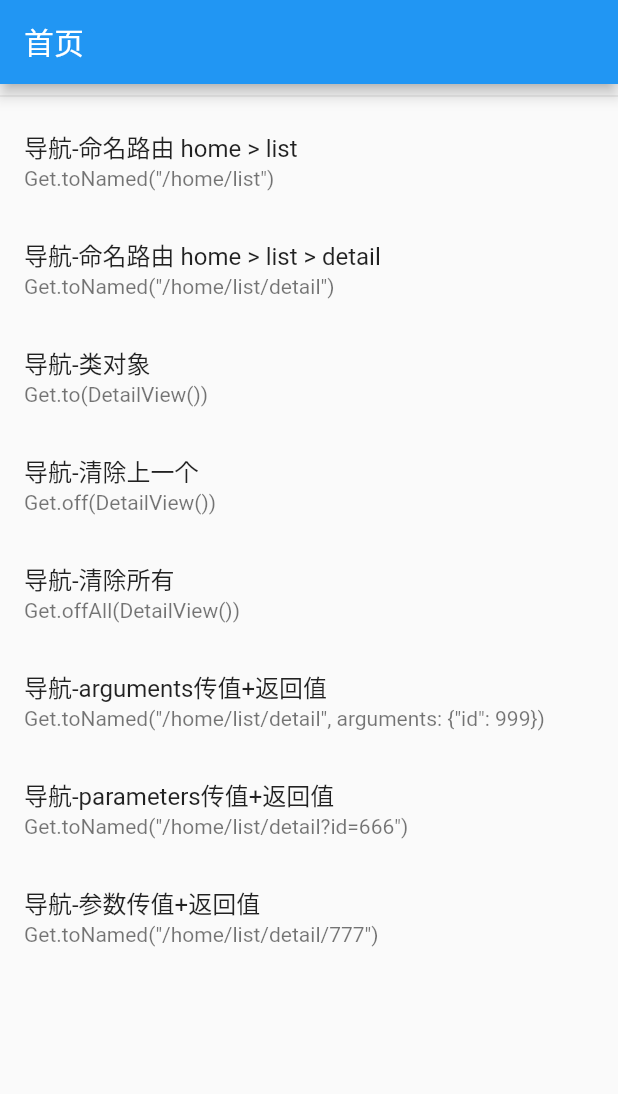
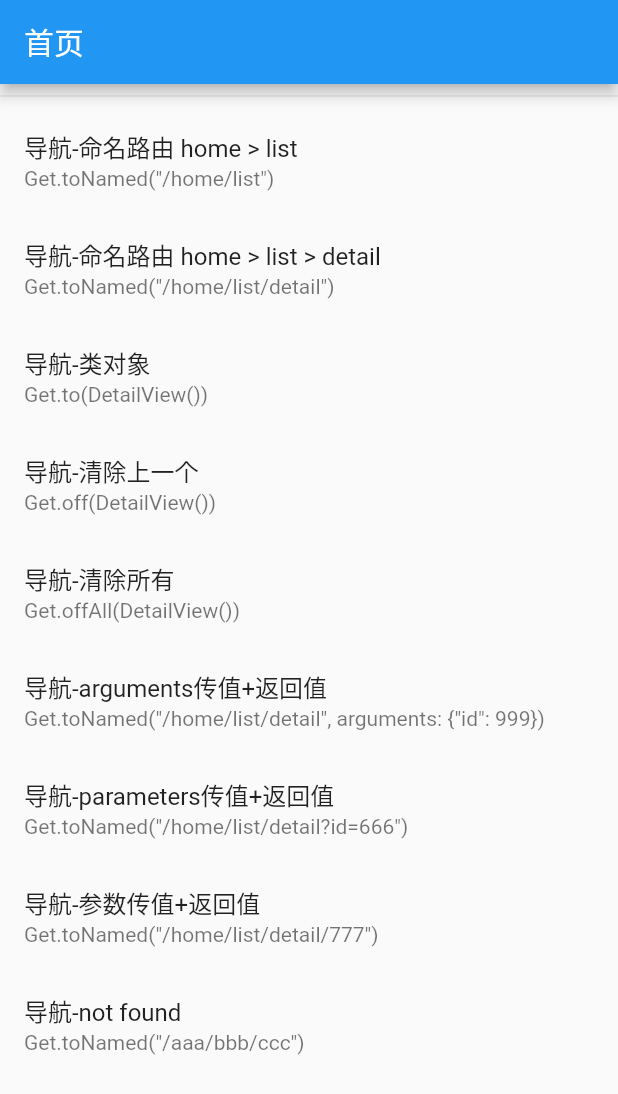
Before and after one commit to sunjinshuai/Flutter_GetX, a Flutter app: the screen it shows after launch, on a phone screen of 412 x 824 dp. Shown: the top 1094 px of the screen. Run offline on Flutter 3.47's test engine with Material 2 defaults, Android fonts, the phone set to English and light mode, and no system bars; our stand-ins replace get.

Commit message:
导航-not found

```diff
--- a/lib/common/routes/app_pages.dart
+++ b/lib/common/routes/app_pages.dart
@@ -1,6 +1,7 @@
 import 'package:flutter_app/pages/home/index.dart';
 import 'package:flutter_app/pages/list/index.dart';
 import 'package:flutter_app/pages/list_detail/index.dart';
+import 'package:flutter_app/pages/notfound/index.dart';
 import 'package:get/get.dart';
 
 part 'app_routes.dart';
@@ -31,4 +32,9 @@ class AppPages {
       ],
     ),
   ];
+
+  static final unknownRoute = GetPage(
+    name: AppRoutes.NotFound,
+    page: () => NotfoundView(),
+  );
 }
--- a/lib/common/routes/app_routes.dart
+++ b/lib/common/routes/app_routes.dart
@@ -5,4 +5,5 @@ abstract class AppRoutes {
   static const List = '/list';
   static const Detail = '/detail';
   static const Detail_ID = '/detail/:id';
+  static const NotFound = '/notfound';
 }
--- a/lib/main.dart
+++ b/lib/main.dart
@@ -14,6 +14,7 @@ class MyApp extends StatelessWidget {
       debugShowCheckedModeBanner: false,
       initialRoute: AppPages.INITIAL,
       getPages: AppPages.routes,
+      unknownRoute: AppPages.unknownRoute,
     );
   }
 }
--- a/lib/pages/home/index.dart
+++ b/lib/pages/home/index.dart
@@ -72,6 +72,11 @@ class HomeView extends StatelessWidget {
               _showSnackbar(result);
             },
           ),
+          ListTile(
+            title: Text("导航-not found"),
+            subtitle: Text('Get.toNamed("/aaa/bbb/ccc")'),
+            onTap: () => Get.toNamed("/aaa/bbb/ccc"),
+          ),
         ],
       ),
     );
```
Also changed, not shown: lib/pages/notfound/index.dart (added, +22 -0 lines).
